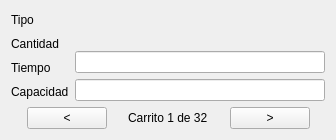
DavidCrgh/Tarea_Programa_Estructuras_1, file ventanacarritos.ui: the form before one commit.
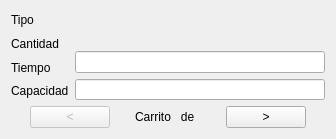
The form after the commit. Icons and pictures are not drawn.

Commit message: Interfaz de carritos salida

```diff
--- a/ventanacarritos.ui
+++ b/ventanacarritos.ui
@@ -10,6 +10,18 @@
     <height>139</height>
    </rect>
   </property>
+  <property name="minimumSize">
+   <size>
+    <width>336</width>
+    <height>139</height>
+   </size>
+  </property>
+  <property name="maximumSize">
+   <size>
+    <width>336</width>
+    <height>139</height>
+   </size>
+  </property>
   <property name="windowTitle">
    <string>Form</string>
   </property>
@@ -122,7 +134,10 @@
       </spacer>
      </item>
      <item>
-      <widget class="QPushButton" name="pushButton_2">
+      <widget class="QPushButton" name="flechaIzquierda">
+       <property name="enabled">
+        <bool>false</bool>
+       </property>
        <property name="text">
         <string>&lt;</string>
        </property>
@@ -170,7 +185,7 @@
      <item>
       <widget class="QLabel" name="label_3">
        <property name="text">
-        <string>Carrito 1 de 32</string>
+        <string>Carrito   de  </string>
        </property>
       </widget>
      </item>
```
Left out of the diff: 30 changed lines with no effect on the pictures. The commit also changes 17 other files.
